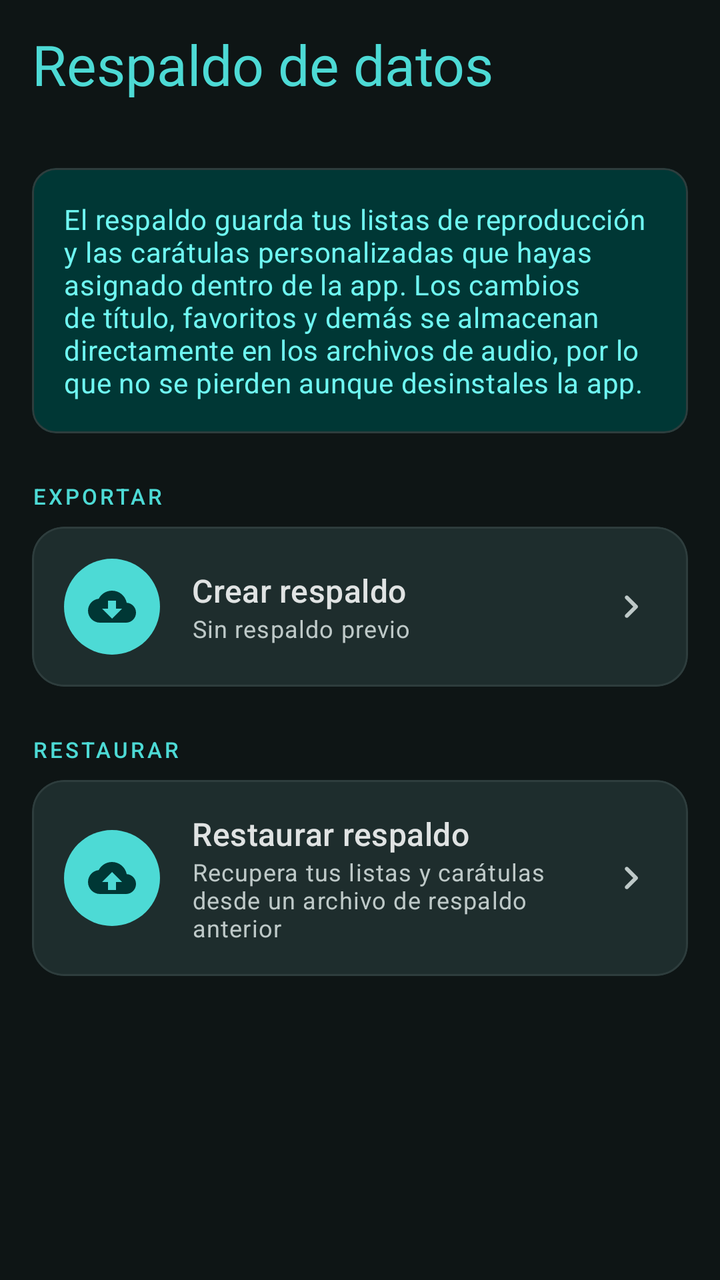
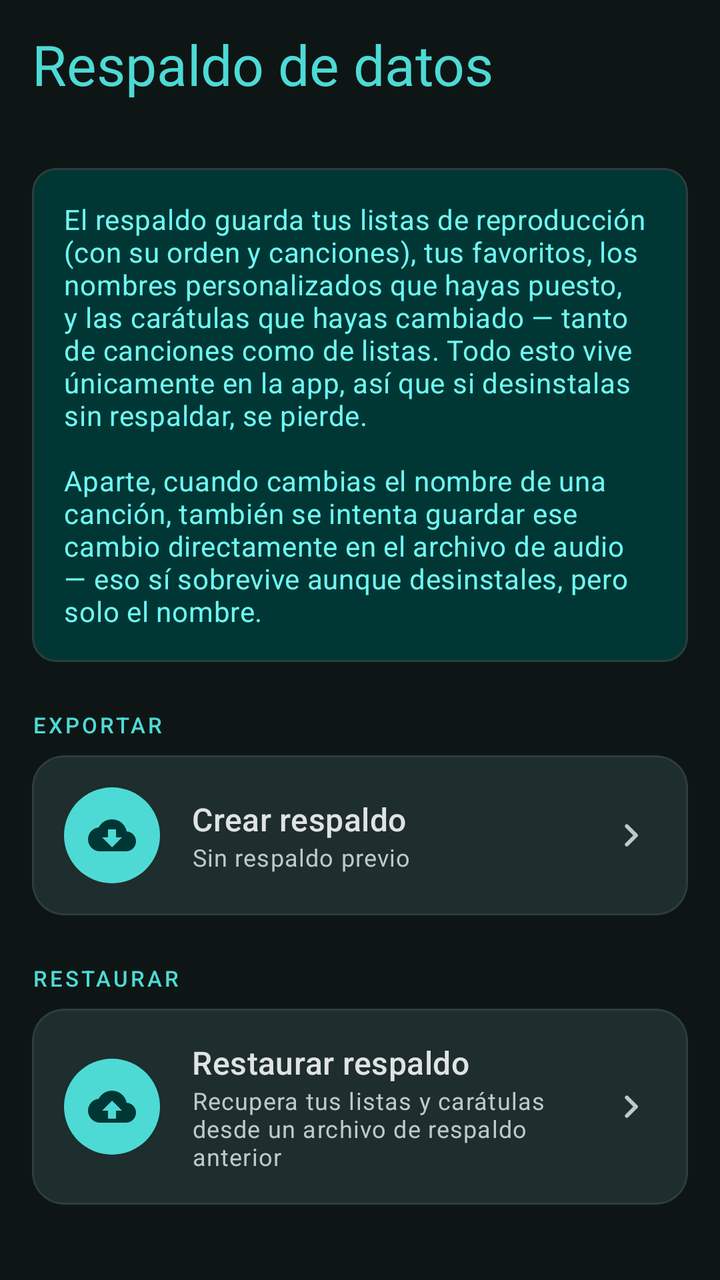

Two renders of the same Android screen: before a commit and after it. Below are the layout's source before the change and the commit's diff.
<!-- AndroidManifest.xml: application theme Theme.MikuPlayer -->
<!-- res/layout/activity_backup.xml -->
<?xml version="1.0" encoding="utf-8"?>
<androidx.coordinatorlayout.widget.CoordinatorLayout
    xmlns:android="http://schemas.android.com/apk/res/android"
    xmlns:app="http://schemas.android.com/apk/res-auto"
    android:layout_width="match_parent"
    android:layout_height="match_parent"
    android:background="@color/md_theme_background">

    <com.google.android.material.appbar.AppBarLayout
        android:layout_width="match_parent"
        android:layout_height="wrap_content"
        android:background="@color/md_theme_surface"
        app:elevation="0dp">
        <com.google.android.material.appbar.MaterialToolbar
            android:id="@+id/toolbar"
            android:layout_width="match_parent"
            android:layout_height="64dp"
            app:title="Respaldo de datos"
            app:titleTextColor="@color/md_theme_primary"
            app:titleTextAppearance="@style/TextAppearance.Material3.HeadlineMedium" />
    </com.google.android.material.appbar.AppBarLayout>

    <androidx.core.widget.NestedScrollView
        android:layout_width="match_parent"
        android:layout_height="match_parent"
        app:layout_behavior="@string/appbar_scrolling_view_behavior">

        <LinearLayout
            android:layout_width="match_parent"
            android:layout_height="wrap_content"
            android:orientation="vertical"
            android:paddingHorizontal="16dp"
            android:paddingTop="20dp"
            android:paddingBottom="40dp">

            
            <com.google.android.material.card.MaterialCardView
                android:layout_width="match_parent"
                android:layout_height="wrap_content"
                android:layout_marginBottom="24dp"
                app:cardBackgroundColor="@color/miku_teal_container"
                app:cardCornerRadius="12dp"
                app:cardElevation="0dp">
                <TextView
                    android:layout_width="match_parent"
                    android:layout_height="wrap_content"
                    android:padding="16dp"
                    android:text="El respaldo guarda tus listas de reproducción y las carátulas personalizadas que hayas asignado dentro de la app. Los cambios de título, favoritos y demás se almacenan directamente en los archivos de audio, por lo que no se pierden aunque desinstales la app."
                    android:textAppearance="@style/TextAppearance.Material3.BodyMedium"
                    android:textColor="@color/miku_on_teal_container" />
            </com.google.android.material.card.MaterialCardView>

            
            <TextView
                android:layout_width="wrap_content"
                android:layout_height="wrap_content"
                android:text="EXPORTAR"
                android:textAppearance="@style/TextAppearance.Material3.LabelSmall"
                android:textColor="@color/md_theme_primary"
                android:letterSpacing="0.12"
                android:layout_marginBottom="8dp" />

            <com.google.android.material.card.MaterialCardView
                android:id="@+id/cardExport"
                android:layout_width="match_parent"
                android:layout_height="wrap_content"
                android:layout_marginBottom="24dp"
                android:clickable="true"
                android:focusable="true"
                app:cardBackgroundColor="@color/md_theme_surfaceVariant"
                app:cardCornerRadius="16dp"
                app:cardElevation="0dp">
                <LinearLayout
                    android:layout_width="match_parent"
                    android:layout_height="wrap_content"
                    android:gravity="center_vertical"
                    android:orientation="horizontal"
                    android:padding="16dp">
                    <FrameLayout
                        android:layout_width="48dp"
                        android:layout_height="48dp"
                        android:background="@drawable/bg_icon_circle_primary">
                        <ImageView
                            android:layout_width="24dp"
                            android:layout_height="24dp"
                            android:layout_gravity="center"
                            android:src="@drawable/ic_backup"
                            android:tint="@color/md_theme_onPrimary" />
                    </FrameLayout>
                    <LinearLayout
                        android:layout_width="0dp"
                        android:layout_height="wrap_content"
                        android:layout_marginStart="16dp"
                        android:layout_weight="1"
                        android:orientation="vertical">
                        <TextView
                            android:layout_width="wrap_content"
                            android:layout_height="wrap_content"
                            android:text="Crear respaldo"
                            android:textAppearance="@style/TextAppearance.Material3.TitleMedium"
                            android:textColor="@color/md_theme_onSurface" />
                        <TextView
                            android:id="@+id/tvLastBackup"
                            android:layout_width="wrap_content"
                            android:layout_height="wrap_content"
                            android:text="Sin respaldo previo"
                            android:textAppearance="@style/TextAppearance.Material3.BodySmall"
                            android:textColor="@color/md_theme_onSurfaceVariant" />
                    </LinearLayout>
                    <ImageView
                        android:layout_width="24dp"
                        android:layout_height="24dp"
                        android:src="@drawable/ic_chevron_right"
                        android:tint="@color/md_theme_onSurfaceVariant" />
                </LinearLayout>
            </com.google.android.material.card.MaterialCardView>

            
            <TextView
                android:layout_width="wrap_content"
                android:layout_height="wrap_content"
                android:text="RESTAURAR"
                android:textAppearance="@style/TextAppearance.Material3.LabelSmall"
                android:textColor="@color/md_theme_primary"
                android:letterSpacing="0.12"
                android:layout_marginBottom="8dp" />

            <com.google.android.material.card.MaterialCardView
                android:id="@+id/cardImport"
                android:layout_width="match_parent"
                android:layout_height="wrap_content"
                android:layout_marginBottom="12dp"
                android:clickable="true"
                android:focusable="true"
                app:cardBackgroundColor="@color/md_theme_surfaceVariant"
                app:cardCornerRadius="16dp"
                app:cardElevation="0dp">
                <LinearLayout
                    android:layout_width="match_parent"
                    android:layout_height="wrap_content"
                    android:gravity="center_vertical"
                    android:orientation="horizontal"
                    android:padding="16dp">
                    <FrameLayout
                        android:layout_width="48dp"
                        android:layout_height="48dp"
                        android:background="@drawable/bg_icon_circle_primary">
                        <ImageView
                            android:layout_width="24dp"
                            android:layout_height="24dp"
                            android:layout_gravity="center"
                            android:src="@drawable/ic_restore"
                            android:tint="@color/md_theme_onPrimary" />
                    </FrameLayout>
                    <LinearLayout
                        android:layout_width="0dp"
                        android:layout_height="wrap_content"
                        android:layout_marginStart="16dp"
                        android:layout_weight="1"
                        android:orientation="vertical">
                        <TextView
                            android:layout_width="wrap_content"
                            android:layout_height="wrap_content"
                            android:text="Restaurar respaldo"
                            android:textAppearance="@style/TextAppearance.Material3.TitleMedium"
                            android:textColor="@color/md_theme_onSurface" />
                        <TextView
                            android:layout_width="wrap_content"
                            android:layout_height="wrap_content"
                            android:text="Recupera tus listas y carátulas desde un archivo de respaldo anterior"
                            android:textAppearance="@style/TextAppearance.Material3.BodySmall"
                            android:textColor="@color/md_theme_onSurfaceVariant" />
                    </LinearLayout>
                    <ImageView
                        android:layout_width="24dp"
                        android:layout_height="24dp"
                        android:src="@drawable/ic_chevron_right"
                        android:tint="@color/md_theme_onSurfaceVariant" />
                </LinearLayout>
            </com.google.android.material.card.MaterialCardView>

        </LinearLayout>
    </androidx.core.widget.NestedScrollView>

    
    <FrameLayout
        android:id="@+id/progressOverlay"
        android:layout_width="match_parent"
        android:layout_height="match_parent"
        android:background="#99000000"
        android:visibility="gone">
        <LinearLayout
            android:layout_width="wrap_content"
            android:layout_height="wrap_content"
            android:layout_gravity="center"
            android:orientation="vertical"
            android:gravity="center"
            android:padding="32dp"
            android:background="@drawable/bg_icon_circle_primary">
            <ProgressBar
                android:id="@+id/progressBar"
                android:layout_width="48dp"
                android:layout_height="48dp"
                android:indeterminateTint="@color/md_theme_onPrimary" />
            <TextView
                android:id="@+id/tvProgress"
                android:layout_width="wrap_content"
                android:layout_height="wrap_content"
                android:layout_marginTop="12dp"
                android:text="Procesando..."
                android:textColor="@color/md_theme_onPrimary"
                android:textAppearance="@style/TextAppearance.Material3.BodyMedium" />
        </LinearLayout>
    </FrameLayout>

</androidx.coordinatorlayout.widget.CoordinatorLayout>
<!-- resources referenced by this layout -->
<resources>
  <color name="md_theme_background">#0E1515</color>
  <color name="md_theme_onPrimary">#003735</color>
  <color name="md_theme_onSurface">#E0E3E3</color>
  <color name="md_theme_onSurfaceVariant">#BEC9C8</color>
  <color name="md_theme_primary">#4DDAD5</color>
  <color name="md_theme_surface">#0E1515</color>
  <color name="md_theme_surfaceVariant">#1E2D2D</color>
  <color name="miku_on_teal_container">#6FF7F2</color>
  <color name="miku_teal_container">#003735</color>
  <!-- drawable bg_icon_circle_primary (drawable) -->
  <?xml version="1.0" encoding="utf-8"?>
  <shape xmlns:android="http://schemas.android.com/apk/res/android"
      android:shape="oval">
      <solid android:color="?attr/colorPrimary" />
      <alpha android:alpha="0.15" />
  </shape>
  <!-- drawable ic_backup (drawable) -->
  <vector xmlns:android="http://schemas.android.com/apk/res/android"
      android:width="24dp" android:height="24dp"
      android:viewportWidth="24" android:viewportHeight="24">
      <path android:fillColor="@color/md_theme_onPrimary"
          android:pathData="M19.35,10.04C18.67,6.59 15.64,4 12,4 9.11,4 6.6,5.64 5.35,8.04 2.34,8.36 0,10.91 0,14c0,3.31 2.69,6 6,6h13c2.76,0 5,-2.24 5,-5 0,-2.64 -2.05,-4.78 -4.65,-4.96zM17,13l-5,5 -5,-5h3V9h4v4h3z"/>
  </vector>
  <!-- drawable ic_chevron_right (drawable) -->
  <vector xmlns:android="http://schemas.android.com/apk/res/android" android:autoMirrored="true" android:height="24dp"  android:viewportHeight="960" android:viewportWidth="960" android:width="24dp">
        
      <path android:fillColor="@android:color/white" android:pathData="M504,480L348,324Q337,313 337,296Q337,279 348,268Q359,257 376,257Q393,257 404,268L588,452Q594,458 596.5,465Q599,472 599,480Q599,488 596.5,495Q594,502 588,508L404,692Q393,703 376,703Q359,703 348,692Q337,681 337,664Q337,647 348,636L504,480Z"/>
      
  </vector>
  <!-- drawable ic_restore (drawable) -->
  <vector xmlns:android="http://schemas.android.com/apk/res/android"
      android:width="24dp" android:height="24dp"
      android:viewportWidth="24" android:viewportHeight="24">
      <path android:fillColor="@color/md_theme_onPrimary"
          android:pathData="M19.35,10.04C18.67,6.59 15.64,4 12,4 9.11,4 6.6,5.64 5.35,8.04 2.34,8.36 0,10.91 0,14c0,3.31 2.69,6 6,6h13c2.76,0 5,-2.24 5,-5 0,-2.64 -2.05,-4.78 -4.65,-4.96zM12,9l5,5h-3v4H10v-4H7l5,-5z"/>
  </vector>
  <color name="md_theme_primaryContainer">#00504E</color>
  <color name="md_theme_onPrimaryContainer">#6FF7F2</color>
  <color name="md_theme_secondary">#B0CCCB</color>
  <color name="md_theme_onSecondary">#1B3534</color>
  <color name="md_theme_secondaryContainer">#324B4B</color>
  <color name="md_theme_onSecondaryContainer">#CCE8E7</color>
  <color name="md_theme_tertiary">#A2C9FE</color>
  <color name="md_theme_onTertiary">#073153</color>
  <color name="md_theme_tertiaryContainer">#254872</color>
  <color name="md_theme_onTertiaryContainer">#D2E4FF</color>
  <color name="md_theme_error">#FFB4AB</color>
  <color name="md_theme_onError">#690005</color>
  <color name="md_theme_errorContainer">#93000A</color>
  <color name="md_theme_onErrorContainer">#FFDAD6</color>
  <color name="md_theme_onBackground">#E0E3E3</color>
  <color name="md_theme_outline">#889392</color>
  <color name="md_theme_outlineVariant">#2E3D3D</color>
  <!-- unchanged entries left out for length: 1 -->
</resources>

<!-- the commit's change to res/layout/activity_backup.xml (unified diff, before → after) -->
@@ -45,7 +45,7 @@
                     android:layout_width="match_parent"
                     android:layout_height="wrap_content"
                     android:padding="16dp"
-                    android:text="El respaldo guarda tus listas de reproducción y las carátulas personalizadas que hayas asignado dentro de la app. Los cambios de título, favoritos y demás se almacenan directamente en los archivos de audio, por lo que no se pierden aunque desinstales la app."
+                    android:text="El respaldo guarda tus listas de reproducción (con su orden y canciones), tus favoritos, los nombres personalizados que hayas puesto, y las carátulas que hayas cambiado — tanto de canciones como de listas. Todo esto vive únicamente en la app, así que si desinstalas sin respaldar, se pierde.\n\nAparte, cuando cambias el nombre de una canción, también se intenta guardar ese cambio directamente en el archivo de audio — eso sí sobrevive aunque desinstales, pero solo el nombre."
                     android:textAppearance="@style/TextAppearance.Material3.BodyMedium"
                     android:textColor="@color/miku_on_teal_container" />
             </com.google.android.material.card.MaterialCardView>
